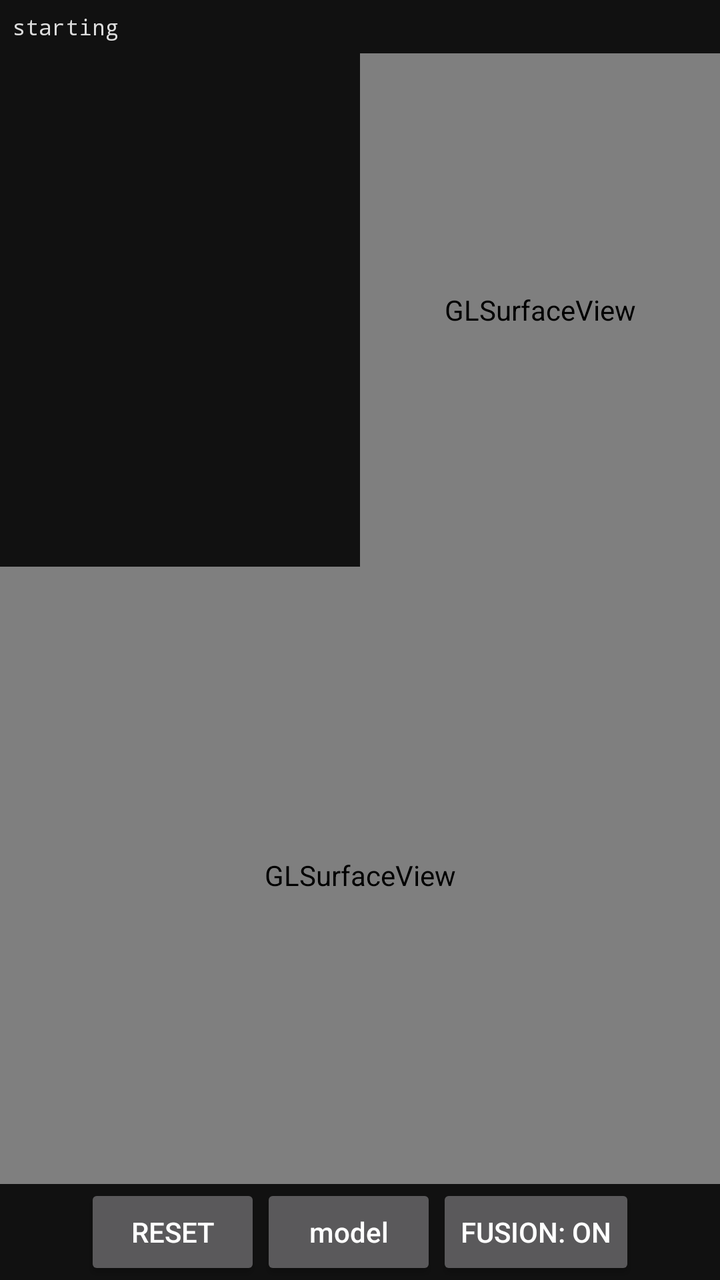
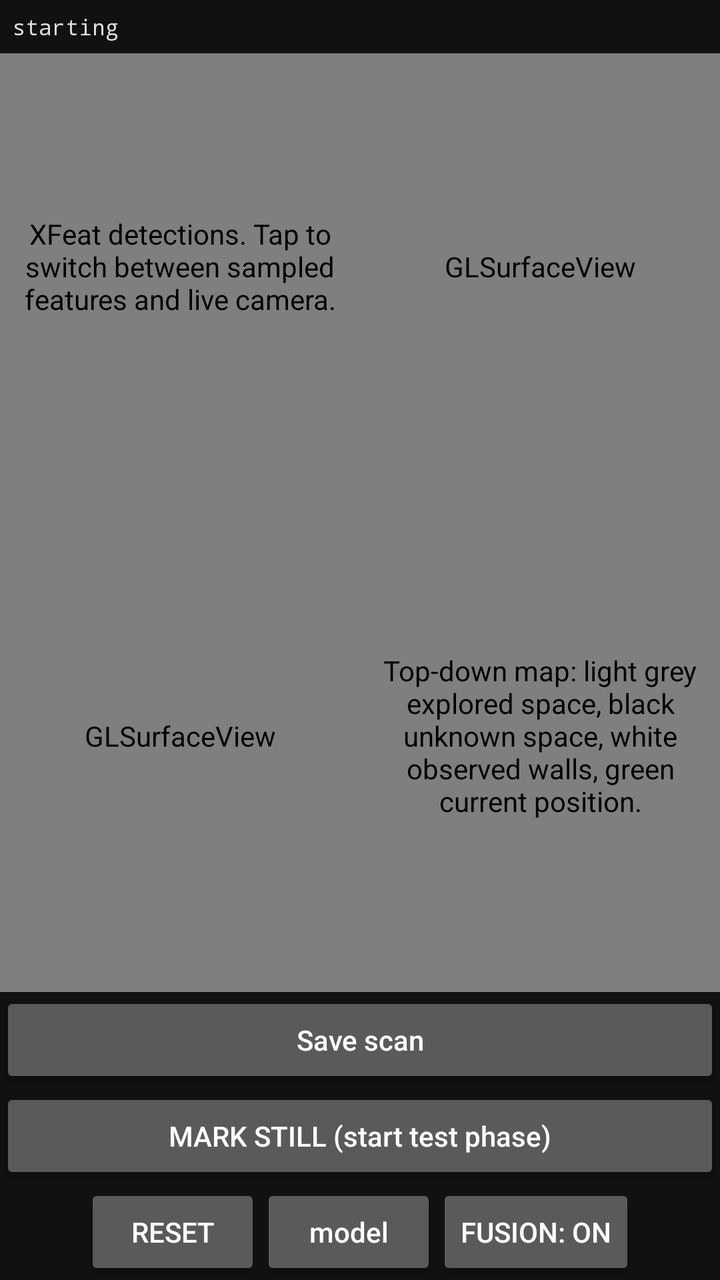

Before-and-after screenshots of an Android layout around one commit, followed by the original layout XML and the change that was made.
<!-- AndroidManifest.xml: application theme Theme.AppCompat.NoActionBar -->
<!-- res/layout/activity_live.xml -->
<?xml version="1.0" encoding="utf-8"?>
<LinearLayout xmlns:android="http://schemas.android.com/apk/res/android"
    android:layout_width="match_parent" android:layout_height="match_parent"
    android:orientation="vertical" android:background="#111111">
    <TextView android:id="@+id/status" android:layout_width="match_parent" android:layout_height="wrap_content"
        android:padding="6dp" android:textColor="#dddddd" android:textSize="11sp" android:fontFamily="monospace" android:text="starting" />
    <LinearLayout android:layout_width="match_parent" android:layout_height="0dp" android:layout_weight="1" android:orientation="horizontal">
        <TextureView android:id="@+id/preview" android:layout_width="0dp" android:layout_height="match_parent" android:layout_weight="1" />
        <android.opengl.GLSurfaceView android:id="@+id/pov" android:layout_width="0dp" android:layout_height="match_parent" android:layout_weight="1" />
    </LinearLayout>
    <android.opengl.GLSurfaceView android:id="@+id/orbit" android:layout_width="match_parent" android:layout_height="0dp" android:layout_weight="1.2" />
    <LinearLayout android:layout_width="match_parent" android:layout_height="wrap_content" android:orientation="horizontal" android:gravity="center">
        <Button android:id="@+id/reset" android:layout_width="wrap_content" android:layout_height="wrap_content" android:text="reset" />
        <Button android:id="@+id/model" android:layout_width="wrap_content" android:layout_height="wrap_content" android:text="model" android:textAllCaps="false" />
        <Button android:id="@+id/fuse" android:layout_width="wrap_content" android:layout_height="wrap_content" android:text="fusion: on" />
    </LinearLayout>
</LinearLayout>
<!-- resources referenced by this layout -->
<resources>

</resources>

<!-- the commit's change to res/layout/activity_live.xml (unified diff, before → after) -->
@@ -5,10 +5,24 @@
     <TextView android:id="@+id/status" android:layout_width="match_parent" android:layout_height="wrap_content"
         android:padding="6dp" android:textColor="#dddddd" android:textSize="11sp" android:fontFamily="monospace" android:text="starting" />
     <LinearLayout android:layout_width="match_parent" android:layout_height="0dp" android:layout_weight="1" android:orientation="horizontal">
-        <TextureView android:id="@+id/preview" android:layout_width="0dp" android:layout_height="match_parent" android:layout_weight="1" />
+        <FrameLayout android:layout_width="0dp" android:layout_height="match_parent" android:layout_weight="1">
+            <TextureView android:id="@+id/preview" android:layout_width="match_parent" android:layout_height="match_parent" />
+            <com.recon.videoscan.live.FeatureOverlayView android:id="@+id/features"
+                android:layout_width="match_parent" android:layout_height="match_parent"
+                android:contentDescription="XFeat detections. Tap to switch between sampled features and live camera." />
+        </FrameLayout>
         <android.opengl.GLSurfaceView android:id="@+id/pov" android:layout_width="0dp" android:layout_height="match_parent" android:layout_weight="1" />
     </LinearLayout>
-    <android.opengl.GLSurfaceView android:id="@+id/orbit" android:layout_width="match_parent" android:layout_height="0dp" android:layout_weight="1.2" />
+    <LinearLayout android:layout_width="match_parent" android:layout_height="0dp" android:layout_weight="1.2" android:orientation="horizontal">
+        <android.opengl.GLSurfaceView android:id="@+id/orbit" android:layout_width="0dp" android:layout_height="match_parent" android:layout_weight="1" />
+        <com.recon.videoscan.live.ExplorationMapView android:id="@+id/exploration_map"
+            android:layout_width="0dp" android:layout_height="match_parent" android:layout_weight="1"
+            android:contentDescription="Top-down map: light grey explored space, black unknown space, white observed walls, green current position." />
+    </LinearLayout>
+    <Button android:id="@+id/save_scan" android:layout_width="match_parent" android:layout_height="wrap_content"
+        android:text="Save scan" android:textAllCaps="false" />
+    <Button android:id="@+id/phase" android:layout_width="match_parent" android:layout_height="wrap_content"
+        android:text="MARK STILL (start test phase)" android:textAllCaps="false" />
     <LinearLayout android:layout_width="match_parent" android:layout_height="wrap_content" android:orientation="horizontal" android:gravity="center">
         <Button android:id="@+id/reset" android:layout_width="wrap_content" android:layout_height="wrap_content" android:text="reset" />
         <Button android:id="@+id/model" android:layout_width="wrap_content" android:layout_height="wrap_content" android:text="model" android:textAllCaps="false" />
